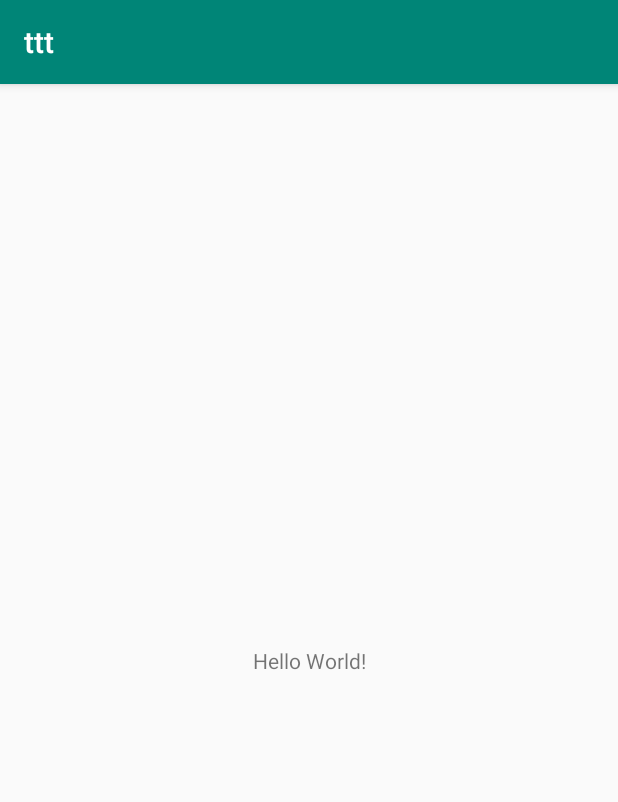
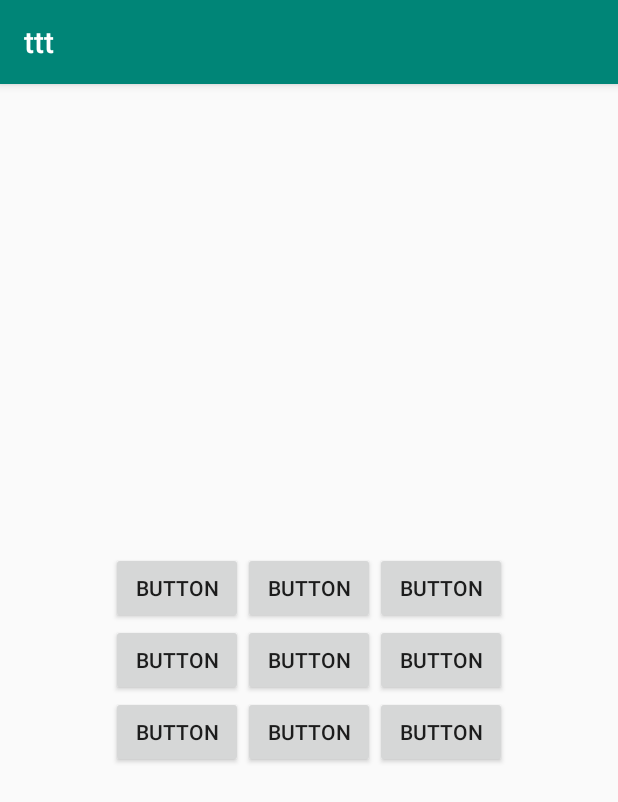
Before and after one commit to t0l1k/ttt, an Android app: the screen it shows after launch (MainActivity), on a phone screen of 412 x 824 dp. Shown: the top 802 px of the screen. Run offline under Robolectric (Android 15) with nearby library versions, the phone set to English and light mode, and no system bars.

Commit message:
добавил кнопки

```diff
--- a/app/src/main/res/layout/activity_main.xml
+++ b/app/src/main/res/layout/activity_main.xml
@@ -1,18 +1,94 @@
 <?xml version="1.0" encoding="utf-8"?>
-<androidx.constraintlayout.widget.ConstraintLayout xmlns:android="http://schemas.android.com/apk/res/android"
+<LinearLayout xmlns:android="http://schemas.android.com/apk/res/android"
     xmlns:app="http://schemas.android.com/apk/res-auto"
     xmlns:tools="http://schemas.android.com/tools"
     android:layout_width="match_parent"
     android:layout_height="match_parent"
+    android:gravity="center"
+    android:orientation="vertical"
     tools:context=".MainActivity">
 
-    <TextView
+    <LinearLayout
         android:layout_width="wrap_content"
         android:layout_height="wrap_content"
-        android:text="Hello World!"
-        app:layout_constraintBottom_toBottomOf="parent"
-        app:layout_constraintLeft_toLeftOf="parent"
-        app:layout_constraintRight_toRightOf="parent"
-        app:layout_constraintTop_toTopOf="parent" />
+        android:gravity="center"
+        android:orientation="horizontal">
 
-</androidx.constraintlayout.widget.ConstraintLayout>
+        <Button
+            android:id="@+id/button00"
+            android:layout_width="wrap_content"
+            android:layout_height="wrap_content"
+            android:layout_weight="1"
+            android:text="Button" />
+
+        <Button
+            android:id="@+id/button01"
+            android:layout_width="wrap_content"
+            android:layout_height="wrap_content"
+            android:layout_weight="1"
+            android:text="Button" />
+
+        <Button
+            android:id="@+id/button02"
+            android:layout_width="wrap_content"
+            android:layout_height="wrap_content"
+            android:layout_weight="1"
+            android:text="Button" />
+    </LinearLayout>
+
+    <LinearLayout
+        android:layout_width="wrap_content"
+        android:layout_height="wrap_content"
+        android:gravity="center"
+        android:orientation="horizontal">
+
+        <Button
+            android:id="@+id/button03"
+            android:layout_width="wrap_content"
+            android:layout_height="wrap_content"
+            android:layout_weight="1"
+            android:text="Button" />
+
+        <Button
+            android:id="@+id/button04"
+            android:layout_width="wrap_content"
+            android:layout_height="wrap_content"
+            android:layout_weight="1"
+            android:text="Button" />
+
+        <Button
+            android:id="@+id/button05"
+            android:layout_width="wrap_content"
+            android:layout_height="wrap_content"
+            android:layout_weight="1"
+            android:text="Button" />
+    </LinearLayout>
+
+    <LinearLayout
+        android:layout_width="wrap_content"
+        android:layout_height="wrap_content"
+        android:gravity="center"
+        android:orientation="horizontal">
+
+        <Button
+            android:id="@+id/button06"
+            android:layout_width="wrap_content"
+            android:layout_height="wrap_content"
+            android:layout_weight="1"
+            android:text="Button" />
+
+        <Button
+            android:id="@+id/button07"
+            android:layout_width="wrap_content"
+            android:layout_height="wrap_content"
+            android:layout_weight="1"
+            android:text="Button" />
+
+        <Button
+            android:id="@+id/button08"
+            android:layout_width="wrap_content"
+            android:layout_height="wrap_content"
+            android:layout_weight="1"
+            android:text="Button" />
+    </LinearLayout>
+</LinearLayout>
```
